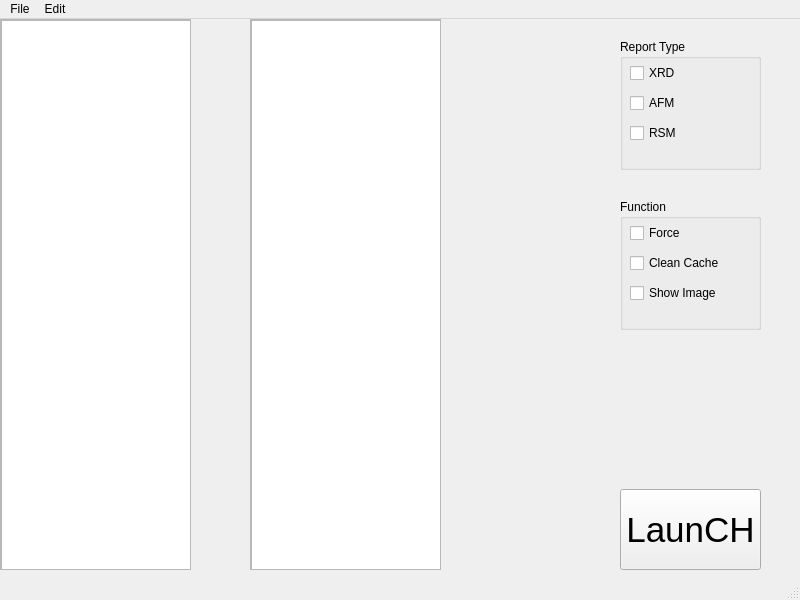
Qt form ui/GUI.ui (Naluen/Nal-X-ray-Toolbox) before a commit.
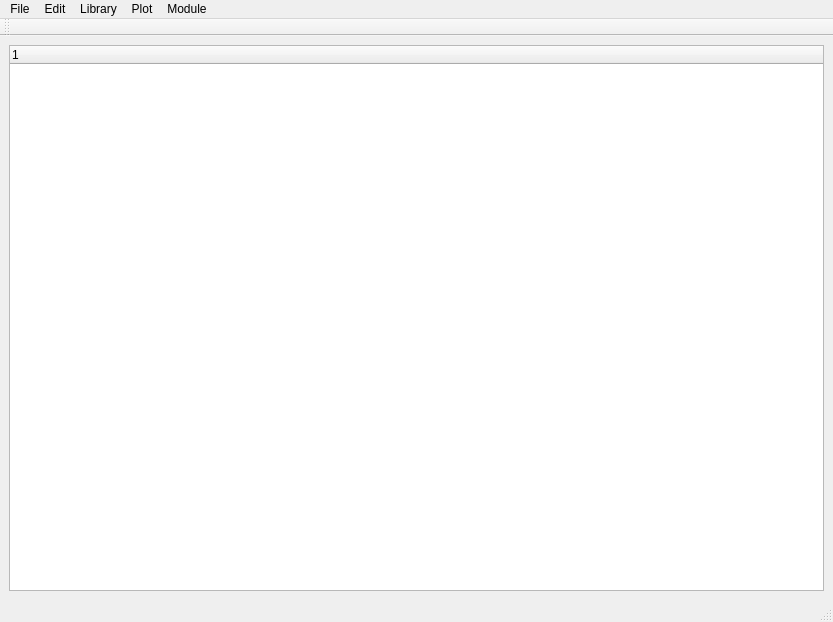
The same form after that commit.

Patch:
```diff
--- a/ui/GUI.ui
+++ b/ui/GUI.ui
@@ -6,197 +6,32 @@
    <rect>
     <x>0</x>
     <y>0</y>
-    <width>800</width>
-    <height>600</height>
+    <width>833</width>
+    <height>622</height>
    </rect>
   </property>
   <property name="windowTitle">
    <string>MainWindow</string>
   </property>
   <widget class="QWidget" name="centralwidget">
-   <widget class="QGroupBox" name="groupBox">
-    <property name="geometry">
-     <rect>
-      <x>620</x>
-      <y>20</y>
-      <width>141</width>
-      <height>131</height>
-     </rect>
-    </property>
-    <property name="title">
-     <string>Report Type</string>
-    </property>
-    <widget class="QWidget" name="verticalLayoutWidget">
-     <property name="geometry">
-      <rect>
-       <x>10</x>
-       <y>20</y>
-       <width>111</width>
-       <height>91</height>
-      </rect>
-     </property>
-     <layout class="QVBoxLayout" name="verticalLayout">
-      <item>
-       <widget class="QCheckBox" name="checkBox_XRD">
-        <property name="text">
-         <string>XRD</string>
-        </property>
-       </widget>
-      </item>
-      <item>
-       <widget class="QCheckBox" name="checkBox_AFM">
-        <property name="text">
-         <string>AFM</string>
-        </property>
-       </widget>
-      </item>
-      <item>
-       <widget class="QCheckBox" name="checkBox_RSM">
-        <property name="text">
-         <string>RSM</string>
-        </property>
-       </widget>
-      </item>
-     </layout>
-    </widget>
-   </widget>
-   <widget class="QScrollArea" name="scrollArea">
-    <property name="geometry">
-     <rect>
-      <x>0</x>
-      <y>0</y>
-      <width>191</width>
-      <height>551</height>
-     </rect>
-    </property>
-    <property name="widgetResizable">
-     <bool>true</bool>
-    </property>
-    <widget class="QWidget" name="scrollAreaWidgetContents">
-     <property name="geometry">
-      <rect>
-       <x>0</x>
-       <y>0</y>
-       <width>189</width>
-       <height>549</height>
-      </rect>
-     </property>
-     <widget class="QListWidget" name="listWidget">
-      <property name="geometry">
-       <rect>
-        <x>0</x>
-        <y>0</y>
-        <width>191</width>
-        <height>551</height>
-       </rect>
-      </property>
+   <layout class="QHBoxLayout" name="horizontalLayout">
+    <item>
+     <widget class="QTreeWidget" name="treeWidget">
+      <column>
+       <property name="text">
+        <string notr="true">1</string>
+       </property>
+      </column>
      </widget>
-    </widget>
-   </widget>
-   <widget class="QGroupBox" name="groupBox_2">
-    <property name="geometry">
-     <rect>
-      <x>620</x>
-      <y>180</y>
-      <width>141</width>
-      <height>131</height>
-     </rect>
-    </property>
-    <property name="title">
-     <string>Function</string>
-    </property>
-    <widget class="QWidget" name="verticalLayoutWidget_2">
-     <property name="geometry">
-      <rect>
-       <x>10</x>
-       <y>20</y>
-       <width>111</width>
-       <height>91</height>
-      </rect>
-     </property>
-     <layout class="QVBoxLayout" name="verticalLayout_2">
-      <item>
-       <widget class="QCheckBox" name="checkBox_force">
-        <property name="text">
-         <string>Force</string>
-        </property>
-       </widget>
-      </item>
-      <item>
-       <widget class="QCheckBox" name="checkBox_cleancache">
-        <property name="text">
-         <string>Clean Cache</string>
-        </property>
-       </widget>
-      </item>
-      <item>
-       <widget class="QCheckBox" name="checkBox_shImage">
-        <property name="text">
-         <string>Show Image</string>
-        </property>
-       </widget>
-      </item>
-     </layout>
-    </widget>
-   </widget>
-   <widget class="QPushButton" name="pushButton">
-    <property name="geometry">
-     <rect>
-      <x>620</x>
-      <y>470</y>
-      <width>141</width>
-      <height>81</height>
-     </rect>
-    </property>
-    <property name="font">
-     <font>
-      <pointsize>26</pointsize>
-     </font>
-    </property>
-    <property name="text">
-     <string>LaunCH</string>
-    </property>
-   </widget>
-   <widget class="QScrollArea" name="scrollArea_2">
-    <property name="geometry">
-     <rect>
-      <x>250</x>
-      <y>0</y>
-      <width>191</width>
-      <height>551</height>
-     </rect>
-    </property>
-    <property name="widgetResizable">
-     <bool>true</bool>
-    </property>
-    <widget class="QWidget" name="scrollAreaWidgetContents_2">
-     <property name="geometry">
-      <rect>
-       <x>0</x>
-       <y>0</y>
-       <width>189</width>
-       <height>549</height>
-      </rect>
-     </property>
-     <widget class="QListWidget" name="listWidget_2">
-      <property name="geometry">
-       <rect>
-        <x>0</x>
-        <y>0</y>
-        <width>191</width>
-        <height>551</height>
-       </rect>
-      </property>
-     </widget>
-    </widget>
-   </widget>
+    </item>
+   </layout>
   </widget>
   <widget class="QMenuBar" name="menubar">
    <property name="geometry">
     <rect>
      <x>0</x>
      <y>0</y>
-     <width>800</width>
+     <width>833</width>
      <height>21</height>
     </rect>
    </property>
@@ -212,10 +47,60 @@
     </property>
     <addaction name="actionParameters"/>
    </widget>
+   <widget class="QMenu" name="menuLibrary">
+    <property name="title">
+     <string>Library</string>
+    </property>
+    <addaction name="actionImport_Data"/>
+    <addaction name="actionCut"/>
+    <addaction name="actionCopy"/>
+    <addaction name="actionDelete_Data"/>
+    <addaction name="action_Detail"/>
+    <addaction name="actionRename"/>
+    <addaction name="actionPaste"/>
+    <addaction name="separator"/>
+    <addaction name="actionImport_Lib"/>
+    <addaction name="actionExport_Lib"/>
+    <addaction name="separator"/>
+    <addaction name="actionInsert_Recipe"/>
+   </widget>
+   <widget class="QMenu" name="menuModule">
+    <property name="title">
+     <string>Module</string>
+    </property>
+    <widget class="QMenu" name="menuInstalled_Module">
+     <property name="title">
+      <string>Installed Module</string>
+     </property>
+     <addaction name="separator"/>
+    </widget>
+    <addaction name="actionAdd_Module"/>
+    <addaction name="menuInstalled_Module"/>
+   </widget>
+   <widget class="QMenu" name="menuPlot">
+    <property name="title">
+     <string>Plot</string>
+    </property>
+    <addaction name="action_Plot"/>
+   </widget>
    <addaction name="menuFile"/>
    <addaction name="menuEdit"/>
+   <addaction name="menuLibrary"/>
+   <addaction name="menuPlot"/>
+   <addaction name="menuModule"/>
   </widget>
   <widget class="QStatusBar" name="statusbar"/>
+  <widget class="QToolBar" name="toolBar">
+   <property name="windowTitle">
+    <string>toolBar</string>
+   </property>
+   <attribute name="toolBarArea">
+    <enum>TopToolBarArea</enum>
+   </attribute>
+   <attribute name="toolBarBreak">
+    <bool>false</bool>
+   </attribute>
+  </widget>
   <action name="actionOpen_2">
    <property name="text">
     <string>Open</string>
```
Left out of the diff: 103 changed lines with no effect on the pictures.
